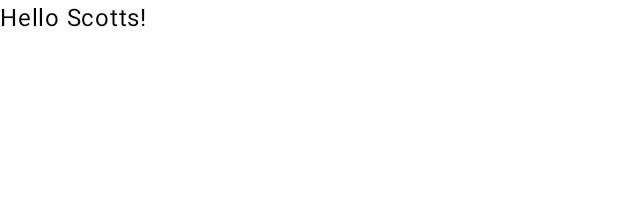
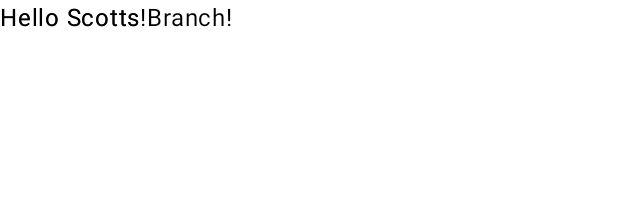
Before and after one commit to adamgouthro/Sandbox, an Android app built with Jetpack Compose: the @Preview function ScottsCommitFun, on a phone screen of 412 x 824 dp. Shown: the top 198 px of the screen. Run offline under Robolectric (Android 15) with nearby library versions, the phone set to English and light mode, and no system bars.

Commit message:
Scotts Test Branch Commit

```diff
--- a/app/src/main/java/com/example/sandbox/MainActivity.kt
+++ b/app/src/main/java/com/example/sandbox/MainActivity.kt
@@ -62,5 +62,6 @@ fun AdamsCommitFun() {
 fun ScottsCommitFun() {
     SandboxTheme {
         Greeting("Scotts")
+        Greeting("Scotts Branch")
     }
 }
```
